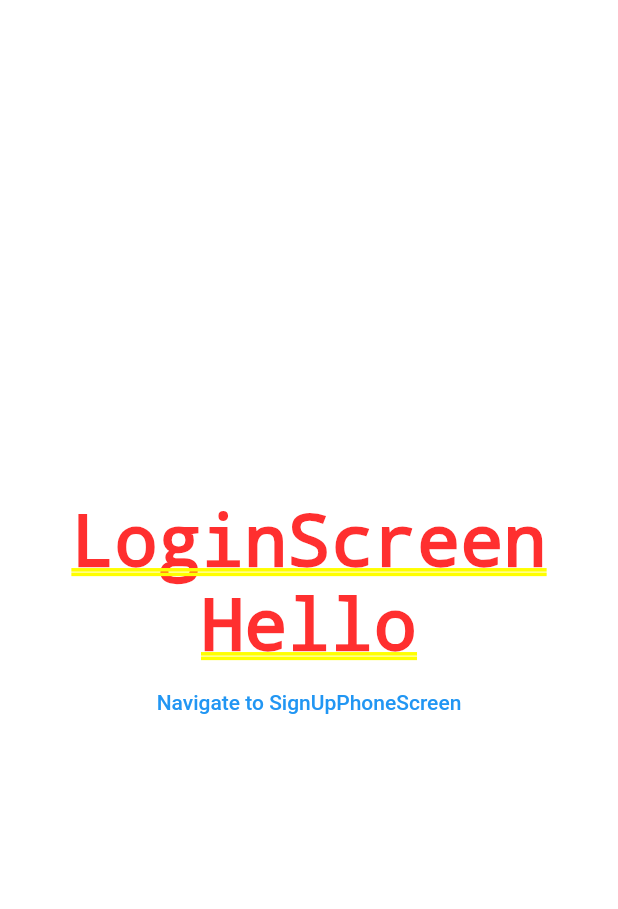
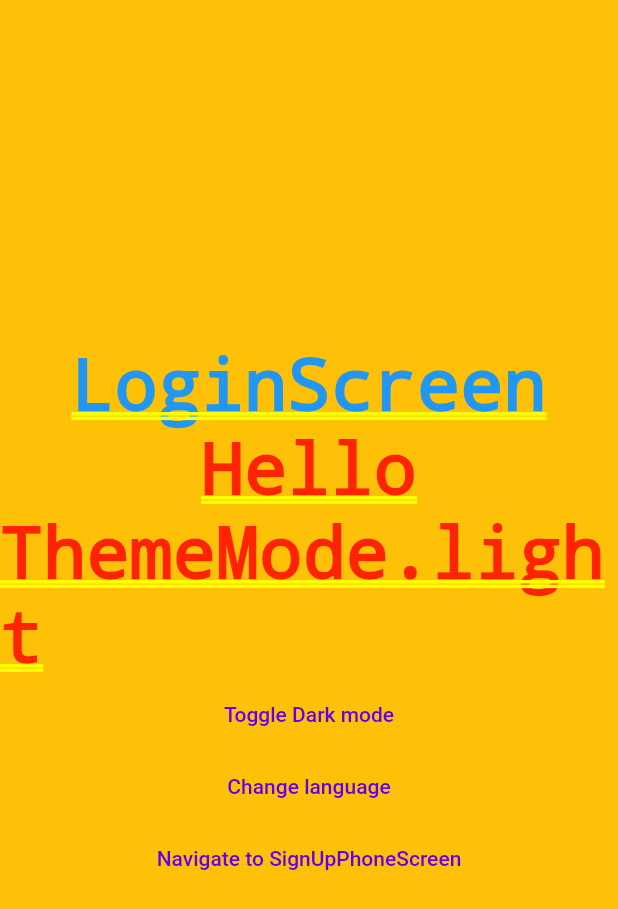
Before and after one commit to TinNguyen99/mecar-test, a Flutter app: the screen it shows after launch, on a phone screen of 412 x 824 dp. Shown: the top 909 px of the screen. Run offline on Flutter 3.47's test engine with Material 2 defaults, Android fonts, the light colour scheme and no system bars; our stand-ins replace bloc, easy_localization, equatable, flutter_bloc.

Commit message:
[Mecer][Feature] Implement dart/light mode for application

```diff
--- /dev/null
+++ b/mecar_app/lib/blocs/themes_blocs/themes_bloc.dart
@@ -0,0 +1,21 @@
+import 'package:bloc/bloc.dart';
+import 'package:equatable/equatable.dart';
+import 'package:flutter/material.dart';
+import 'package:meta/meta.dart';
+
+part 'themes_event.dart';
+part 'themes_state.dart';
+
+class ThemesBloc extends Bloc<ThemesEvent, ThemesState> {
+  ThemesBloc() : super(const ThemesState(themeMode: ThemeMode.light)) {
+    on<ThemesEvent>(_onToggleTheme);
+  }
+
+  _onToggleTheme(ThemesEvent event, Emitter<ThemesState> emit) {
+    if (state.themeMode == ThemeMode.dark) {
+      emit(state.update(themeMode: ThemeMode.light));
+    } else {
+      emit(state.update(themeMode: ThemeMode.dark));
+    }
+  }
+}
--- /dev/null
+++ b/mecar_app/lib/blocs/themes_blocs/themes_event.dart
@@ -0,0 +1,6 @@
+part of 'themes_bloc.dart';
+
+@immutable
+abstract class ThemesEvent {}
+
+class ToggleThemeEvent extends ThemesEvent {}
--- /dev/null
+++ b/mecar_app/lib/blocs/themes_blocs/themes_state.dart
@@ -0,0 +1,20 @@
+part of 'themes_bloc.dart';
+
+class ThemesState extends Equatable {
+  final ThemeMode themeMode;
+
+  const ThemesState({
+    required this.themeMode,
+  });
+
+  ThemesState update({ThemeMode? themeMode}) {
+    return ThemesState(
+      themeMode: themeMode ?? this.themeMode,
+    );
+  }
+
+  @override
+  List<Object> get props => [
+        themeMode,
+      ];
+}
--- a/mecar_app/lib/main.dart
+++ b/mecar_app/lib/main.dart
@@ -1,7 +1,10 @@
 import 'package:flutter/material.dart';
+import 'package:flutter_bloc/flutter_bloc.dart';
+import 'package:mecar_app/blocs/themes_blocs/themes_bloc.dart';
 import 'package:mecar_app/screens/login_screen/login_screen.dart';
 // import 'package:flutter_localizations/flutter_localizations.dart';
 import 'package:easy_localization/easy_localization.dart';
+import 'package:mecar_app/themes/app_themes.dart';
 
 void main() async {
   WidgetsFlutterBinding.ensureInitialized();
@@ -15,20 +18,65 @@ void main() async {
       child: const MyApp()));
 }
 
-class MyApp extends StatelessWidget {
+class MyApp extends StatefulWidget {
   const MyApp({Key? key}) : super(key: key);
 
   @override
+  State<MyApp> createState() => _MyAppState();
+}
+
+// class _MyAppState extends State<MyApp> {
+//   @override
+//   Widget build(BuildContext context) {
+//     return BlocBuilder<ThemesBloc, ThemesState>(
+//       builder: (context, state) {
+//         ThemeMode dartModeString = state.themeMode;
+//         return MaterialApp(
+//             title: 'Flutter Demo',
+//             // themeMode: dartModeString,
+//             theme: AppThemes.lightTheme,
+//             darkTheme: AppThemes.darkTheme,
+//             localizationsDelegates: context.localizationDelegates,
+//             supportedLocales: context.supportedLocales,
+//             locale: context.locale,
+//             home: MultiBlocProvider(
+//               providers: [
+//                 BlocProvider<ThemesBloc>(
+//                   create: (BuildContext context) => ThemesBloc(),
+//                 ),
+//               ],
+//               child: const LoginScreen(),
+//             ));
+//       },
+//     );
+//   }
+// }
+class _MyAppState extends State<MyApp> {
+  @override
   Widget build(BuildContext context) {
-    return MaterialApp(
-      title: 'Flutter Demo',
-      theme: ThemeData(
-        primarySwatch: Colors.blue,
+    return MultiBlocProvider(
+      providers: [
+        BlocProvider<ThemesBloc>(
+          create: (BuildContext context) => ThemesBloc(),
+        ),
+      ],
+      child: BlocBuilder<ThemesBloc, ThemesState>(
+        builder: (context, state) {
+          ThemeMode dartModeString = state.themeMode;
+          print(dartModeString);
+          print(ThemeMode.system);
+          return MaterialApp(
+            title: 'Flutter Demo',
+            themeMode: dartModeString,
+            theme: AppThemes.lightTheme,
+            darkTheme: AppThemes.darkTheme,
+            localizationsDelegates: context.localizationDelegates,
+            supportedLocales: context.supportedLocales,
+            locale: context.locale,
+            home: const LoginScreen(),
+          );
+        },
       ),
-      localizationsDelegates: context.localizationDelegates,
-      supportedLocales: context.supportedLocales,
-      locale: context.locale,
-      home: const LoginScreen(),
     );
   }
 }
--- a/mecar_app/lib/screens/login_screen/login_screen.dart
+++ b/mecar_app/lib/screens/login_screen/login_screen.dart
@@ -1,19 +1,45 @@
 import 'package:flutter/material.dart';
+import 'package:flutter_bloc/flutter_bloc.dart';
+import 'package:mecar_app/blocs/themes_blocs/themes_bloc.dart';
 import 'package:mecar_app/screens/sign_up_phone_screen/sign_up_phone_screen.dart';
 import 'package:easy_localization/easy_localization.dart';
+import 'package:mecar_app/themes/app_themes.dart';
 
 class LoginScreen extends StatelessWidget {
   const LoginScreen({Key? key}) : super(key: key);
 
   @override
   Widget build(BuildContext context) {
+    return BlocBuilder<ThemesBloc, ThemesState>(
+      builder: (context, state) {
+        final themeBloc = BlocProvider.of<ThemesBloc>(context);
+        var theme = Theme.of(context).colorScheme;
         return Container(
-        color: Colors.white,
+            color: theme.success,
             child: Column(
               mainAxisAlignment: MainAxisAlignment.center,
               children: [
-            const Text('LoginScreen'),
+                Text(
+                  'LoginScreen',
+                  style: TextStyle(color: Theme.of(context).primaryColor),
+                ),
                 const Text('Hello').tr(),
+                Text(state.themeMode.toString()),
+                TextButton(
+                    onPressed: () {
+                      print('ok');
+                      themeBloc.add(ToggleThemeEvent());
+                    },
+                    child: const Text('Toggle Dark mode')),
+                TextButton(
+                    onPressed: () {
+                      if (context.locale.toString() == 'vi') {
+                        context.setLocale(Locale('en'));
+                      } else {
+                        context.setLocale(Locale('vi'));
+                      }
+                    },
+                    child: const Text('Change language')),
                 TextButton(
                     onPressed: () {
                       Navigator.push(
@@ -25,5 +51,7 @@ class LoginScreen extends StatelessWidget {
                     child: const Text('Navigate to SignUpPhoneScreen'))
               ],
             ));
+      },
+    );
   }
 }
--- /dev/null
+++ b/mecar_app/lib/themes/app_themes.dart
@@ -0,0 +1,26 @@
+import 'package:flutter/material.dart';
+import 'package:flutter/scheduler.dart';
+
+var brightnesss = SchedulerBinding.instance.window.platformBrightness;
+
+class AppThemes {
+  static final lightTheme = ThemeData(
+    backgroundColor: Colors.white,
+    colorScheme: const ColorScheme.light(),
+    primaryColor: Colors.blue,
+  );
+
+  static final darkTheme = ThemeData(
+    backgroundColor: Colors.blue,
+    colorScheme: const ColorScheme.dark(),
+    primaryColor: Colors.grey,
+  );
+}
+
+extension TNColorScheme on ColorScheme {
+  Color get success =>
+      brightness == Brightness.dark ? Color(0xFF28a745) : Colors.amber;
+  Color get info => const Color(0xFF17a2b8);
+  Color get warning => const Color(0xFFffc107);
+  Color get danger => const Color(0xFFdc3545);
+}
--- a/mecar_app/pubspec.yaml
+++ b/mecar_app/pubspec.yaml
@@ -13,6 +13,8 @@ dependencies:
     sdk: flutter
   cupertino_icons: ^1.0.2
   easy_localization: ^3.0.1
+  flutter_bloc: ^8.0.1
+  equatable: ^2.0.3
 
 dev_dependencies:
   flutter_test:
```
Also changed, not shown: mecar_app/pubspec.lock. Lines whose indentation alone changed are shown as unchanged.
